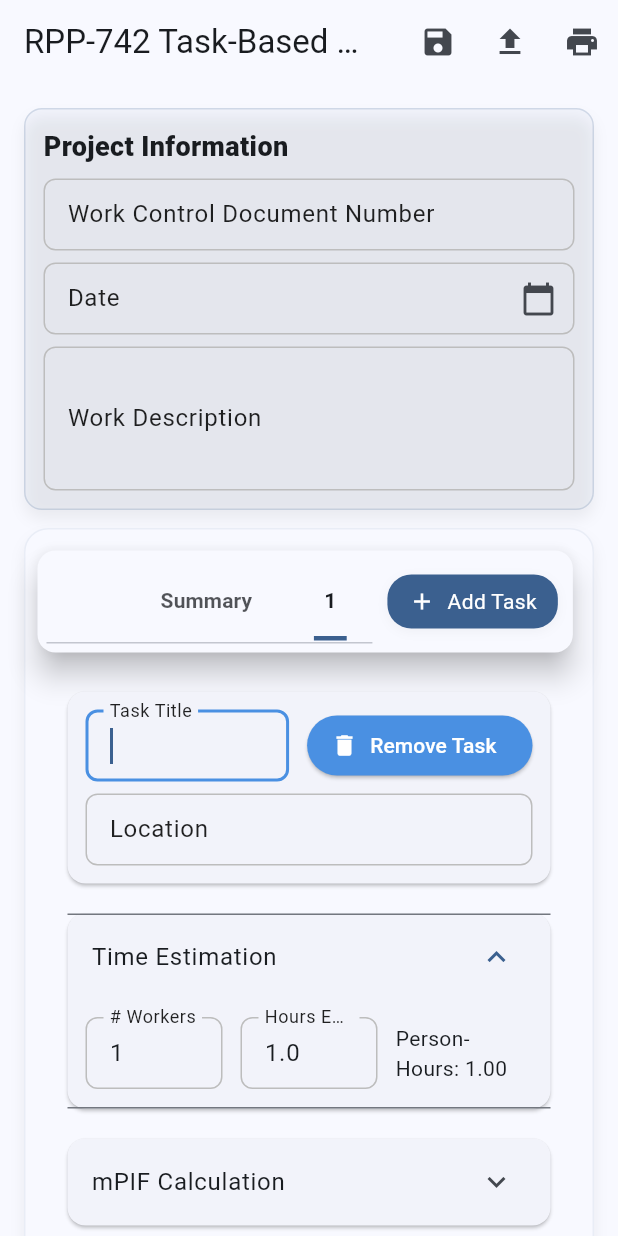
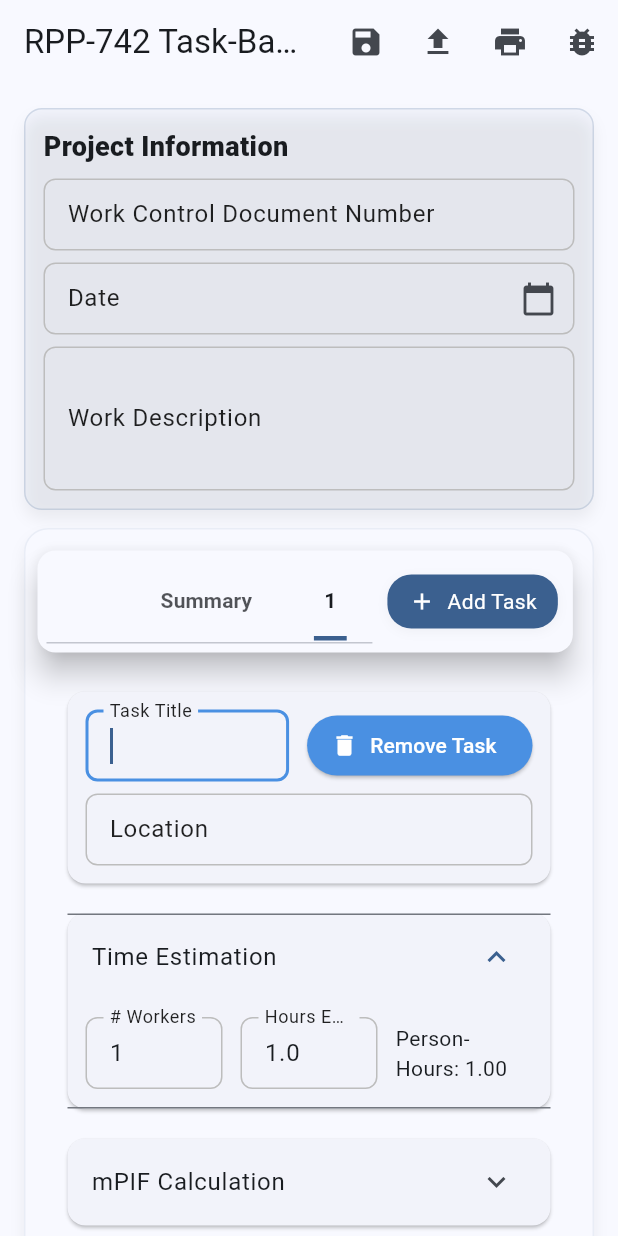
Before and after one commit to yellowjacketjc1/dose_dart_version, a Flutter app: the screen it shows after launch, after a tap on "Add Task", on a phone screen of 412 x 824 dp. Run offline on Flutter 3.47's test engine with Material 3 defaults, Android fonts, the phone set to English and light mode, and no system bars.

Commit message:
Version 0.13 - Removed the per-nuclide dose calculations as they were erroneous.

```diff
--- a/lib/main.dart
+++ b/lib/main.dart
@@ -405,18 +405,39 @@ class _DoseHomePageState extends State<DoseHomePage> with TickerProviderStateMix
     final personHours = workers * hours;
     final mPIF = computeMPIF(t);
 
-    double totalDacFraction = 0.0;
+    // We'll compute a few different intermediate values for clarity and triggers:
+    // - dacFractionRaw: airConc / dac (before any protections)
+    // - dacFractionEngOnly: dacFractionRaw / PFE (after engineering controls only)
+    // - dacFractionWithResp: dacFractionRaw / (PFE * PFR) used for certain trigger calculations
+    double totalDacFraction = 0.0; // current UI field (post-PFE sum)
+  double totalDacFractionEngOnly = 0.0; // sum after engineering controls only
+    double totalDacFractionWithResp = 0.0; // sum after both eng + resp (used for some triggers)
     double totalCollectiveInternal = 0.0;
+    double totalCollectiveInternalUnprotected = 0.0;
+  double totalCollectiveInternalAfterPFE = 0.0;
 
     for (final n in t.nuclides) {
       final contam = n.contam; // dpm/100cm2
       final dac = dacValues[n.name] ?? 1e-12;
+      // Avoid accidental zero division
+      final safeDac = (dac == 0.0) ? 1e-12 : dac;
       final airConc = (contam / 100) * mPIF * (1 / 100) * (1 / 2.22e6);
-      final dacFractionRaw = (airConc / dac);
-      final dacFraction = dacFractionRaw / t.pfe;
-      final nuclideDose = dacFraction * (personHours / 2000) * 5000 / t.pfr;
-      totalDacFraction += dacFraction;
-      totalCollectiveInternal += nuclideDose;
+      final dacFractionRaw = (airConc / safeDac);
+      final dacFractionEngOnly = dacFractionRaw / (t.pfe == 0.0 ? 1.0 : t.pfe);
+      final dacFractionWithBoth = dacFractionRaw / ((t.pfe == 0.0 ? 1.0 : t.pfe) * (t.pfr == 0.0 ? 1.0 : t.pfr));
+
+      // Doses: unprotected, after engineering only, after engineering + respirator
+      final nuclideDoseUnprotected = dacFractionRaw * (personHours / 2000) * 5000; // no PFE/PFR
+      final nuclideDoseAfterPFE = dacFractionEngOnly * (personHours / 2000) * 5000; // PFE applied
+      final nuclideDoseAfterBoth = dacFractionEngOnly * (personHours / 2000) * 5000 / (t.pfr == 0.0 ? 1.0 : t.pfr); // PFE then PFR
+
+      totalDacFraction += dacFractionEngOnly;
+      totalDacFractionEngOnly += dacFractionEngOnly;
+      totalDacFractionWithResp += dacFractionWithBoth;
+
+  totalCollectiveInternal += nuclideDoseAfterBoth;
+  totalCollectiveInternalUnprotected += nuclideDoseUnprotected;
+  totalCollectiveInternalAfterPFE += nuclideDoseAfterPFE;
     }
 
     final collectiveExternal = t.doseRate * personHours;
@@ -428,11 +449,15 @@ class _DoseHomePageState extends State<DoseHomePage> with TickerProviderStateMix
       totalExtremityDose += e.doseRate * e.time;
     }
 
-  return {
+    return {
       'personHours': personHours,
       'mPIF': mPIF,
-      'totalDacFraction': totalDacFraction,
-      'collectiveInternal': totalCollectiveInternal,
+      'totalDacFraction': totalDacFraction, // post-PFE (what the UI previously showed)
+      'totalDacFractionEngOnly': totalDacFractionEngOnly,
+      'totalDacFractionWithResp': totalDacFractionWithResp,
+  'collectiveInternal': totalCollectiveInternal,
+  'collectiveInternalUnprotected': totalCollectiveInternalUnprotected,
+  'collectiveInternalAfterPFE': totalCollectiveInternalAfterPFE,
       'collectiveExternal': collectiveExternal,
       'collectiveEffective': collectiveEffective,
       'individualEffective': individualEffective,
@@ -811,6 +836,18 @@ class _DoseHomePageState extends State<DoseHomePage> with TickerProviderStateMix
           IconButton(onPressed: exportState, icon: const Icon(Icons.save)),
           IconButton(onPressed: importStateFromClipboard, icon: const Icon(Icons.upload)),
           IconButton(onPressed: () => print('print'), icon: const Icon(Icons.print)),
+          IconButton(onPressed: () {
+            // Show a quick deterministic sample calculation using either the first task or a sample set
+            final sample = tasks.isNotEmpty ? tasks.first : TaskData(title: 'Sample', location: 'Lab', workers: 1, hours: 1.0, mpifR: 1.0, mpifC: 100.0, mpifD: 1.0, mpifS: 1.0, mpifU: 1.0, doseRate: 0.0, pfr: 50.0, pfe: 1000.0, nuclides: [NuclideEntry(name: 'Cs-137', contam: 1000.0)]);
+            final mPIF = computeMPIF(sample);
+            final n = sample.nuclides.first;
+            final dac = dacValues[n.name] ?? 1e-12;
+            final airConc = (n.contam / 100) * mPIF * (1 / 100) * (1 / 2.22e6);
+            final dacRaw = airConc / dac;
+            final dacAfterPFE = dacRaw / sample.pfe;
+            final nuclideDose = dacAfterPFE * ((sample.workers * sample.hours) / 2000) * 5000 / sample.pfr;
+            showDialog(context: context, builder: (ctx) => AlertDialog(title: const Text('Dose Test'), content: Column(mainAxisSize: MainAxisSize.min, crossAxisAlignment: CrossAxisAlignment.start, children: [Text('mPIF: ${mPIF.toStringAsExponential(3)}'), Text('Contamination: ${n.contam} dpm/100cm²'), Text('DAC: ${formatNumber(dac)}'), Text('Air Conc: ${airConc.toStringAsExponential(3)}'), Text('Raw DAC fraction: ${dacRaw.toStringAsExponential(3)}'), Text('After PFE (divide by ${sample.pfe}): ${dacAfterPFE.toStringAsExponential(3)}'), Text('Final dose (divide by PFR ${sample.pfr}): ${nuclideDose.toStringAsExponential(6)}')]), actions: [TextButton(onPressed: () { Navigator.of(ctx).pop(); }, child: const Text('Close'))]));
+          }, icon: const Icon(Icons.bug_report)),
         ],
       ),
       body: SingleChildScrollView(
@@ -1224,16 +1261,18 @@ class _DoseHomePageState extends State<DoseHomePage> with TickerProviderStateMix
                 child: Row(children: [
                   Expanded(child: Column(crossAxisAlignment: CrossAxisAlignment.start, children: [
                     const Text('Respiratory (PFR)'),
-                    RadioListTile<double>(value: 1, groupValue: t.pfr, title: const Text('None (PFR=1)'), onChanged: (v) { t.pfr = v ?? t.pfr; setState(() {}); }),
-                    RadioListTile<double>(value: 50, groupValue: t.pfr, title: const Text('APR (PFR=50)'), onChanged: (v) { t.pfr = v ?? t.pfr; setState(() {}); }),
-                    RadioListTile<double>(value: 1000, groupValue: t.pfr, title: const Text('PAPR (PFR=1000)'), onChanged: (v) { t.pfr = v ?? t.pfr; setState(() {}); }),
+                    RadioListTile<double>(value: 1.0, groupValue: t.pfr, title: const Text('None (PFR=1)'), onChanged: (v) { t.pfr = v ?? t.pfr; setState(() {}); }),
+                    RadioListTile<double>(value: 50.0, groupValue: t.pfr, title: const Text('APR (PFR=50)'), onChanged: (v) { t.pfr = v ?? t.pfr; setState(() {}); }),
+                    RadioListTile<double>(value: 1000.0, groupValue: t.pfr, title: const Text('PAPR (PFR=1000)'), onChanged: (v) { t.pfr = v ?? t.pfr; setState(() {}); }),
+                    const SizedBox(height: 6),
                   ])),
                   const SizedBox(width: 12),
                   Expanded(child: Column(crossAxisAlignment: CrossAxisAlignment.start, children: [
                     const Text('Engineering (PFE)'),
-                    RadioListTile<double>(value: 1, groupValue: t.pfe, title: const Text('No Controls (PFE=1)'), onChanged: (v) { t.pfe = v ?? t.pfe; setState(() {}); }),
-                    RadioListTile<double>(value: 1000, groupValue: t.pfe, title: const Text('Type I (PFE=1,000)'), onChanged: (v) { t.pfe = v ?? t.pfe; setState(() {}); }),
-                    RadioListTile<double>(value: 100000, groupValue: t.pfe, title: const Text('Type II (PFE=100,000)'), onChanged: (v) { t.pfe = v ?? t.pfe; setState(() {}); }),
+                    RadioListTile<double>(value: 1.0, groupValue: t.pfe, title: const Text('No Controls (PFE=1)'), onChanged: (v) { t.pfe = v ?? t.pfe; setState(() {}); }),
+                    RadioListTile<double>(value: 1000.0, groupValue: t.pfe, title: const Text('Type I (PFE=1,000)'), onChanged: (v) { t.pfe = v ?? t.pfe; setState(() {}); }),
+                    RadioListTile<double>(value: 100000.0, groupValue: t.pfe, title: const Text('Type II (PFE=100,000)'), onChanged: (v) { t.pfe = v ?? t.pfe; setState(() {}); }),
+                    const SizedBox(height: 6),
                   ])),
                 ]),
               )
@@ -1247,13 +1286,15 @@ class _DoseHomePageState extends State<DoseHomePage> with TickerProviderStateMix
               Padding(
                 padding: const EdgeInsets.all(12.0),
                 child: Column(children: [
-                  Column(children: List.generate(t.nuclides.length, (ni) {
+                    Column(children: List.generate(t.nuclides.length, (ni) {
                     final n = t.nuclides[ni];
                     final dac = dacValues[n.name] ?? 1e-12;
-                    final airConc = (n.contam / 100) * computeMPIF(t) * (1 / 100) * (1 / 2.22e6);
-                    final dacFractionRaw = (airConc / dac);
-                    final dacFraction = dacFractionRaw / t.pfe;
-                    final nuclideDose = dacFraction * ((t.workers * t.hours) / 2000) * 5000 / t.pfr;
+                    final safeDac = (dac == 0.0) ? 1e-12 : dac;
+                    final mPIF = computeMPIF(t);
+                    final airConc = (n.contam / 100) * mPIF * (1 / 100) * (1 / 2.22e6);
+                    final dacFractionRaw = (airConc / safeDac);
+                    final dacFractionEngOnly = dacFractionRaw / (t.pfe == 0.0 ? 1.0 : t.pfe);
+                    final nuclideDose = dacFractionEngOnly * ((t.workers * t.hours) / 2000) * 5000 / (t.pfr == 0.0 ? 1.0 : t.pfr);
                     final nuclideIndividual = t.workers > 0 ? nuclideDose / t.workers : 0.0;
                     return Column(children: [
                       Row(children: [
@@ -1284,15 +1325,7 @@ class _DoseHomePageState extends State<DoseHomePage> with TickerProviderStateMix
                         )),
                         IconButton(onPressed: () { setState(() { n.disposeControllers(); t.nuclides.removeAt(ni); }); }, icon: const Icon(Icons.delete, color: Colors.red)),
                       ]),
-                      Padding(
-                        padding: const EdgeInsets.symmetric(vertical: 6),
-                        child: Row(children: [
-                          Expanded(child: Text('DAC: ${formatNumber(dac)}')),
-                          Expanded(child: Text('DAC Fraction: ${formatNumber(dacFraction)}')),
-                          Expanded(child: Text('Ind. Int Dose: ${formatNumber(nuclideIndividual)}')),
-                          Expanded(child: Text('Coll. Int Dose: ${formatNumber(nuclideDose)}')),
-                        ]),
-                      ),
+                      const SizedBox(height: 6),
                       const Divider()
                     ]);
                   })),
```
